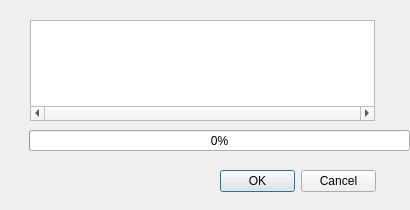
ChrFr/gui_vm, file src/gui_vm/view/qt_designed/progress.ui: the form before one commit.
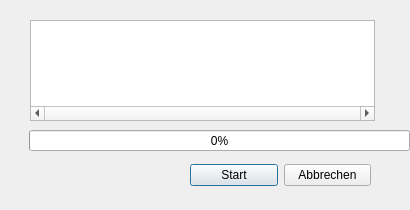
The form after the commit.

Commit message: copy-dialog moved, new progress dialog for running simulation (incl. start and kill), run processes with qprocess instead of subprocess, fixed bug in copy-dialog

The edit to the form file:
```diff
--- a/src/gui_vm/view/qt_designed/progress.ui
+++ b/src/gui_vm/view/qt_designed/progress.ui
@@ -41,22 +41,6 @@
     <number>0</number>
    </property>
   </widget>
-  <widget class="QDialogButtonBox" name="buttonBox">
-   <property name="geometry">
-    <rect>
-     <x>220</x>
-     <y>170</y>
-     <width>156</width>
-     <height>23</height>
-    </rect>
-   </property>
-   <property name="orientation">
-    <enum>Qt::Horizontal</enum>
-   </property>
-   <property name="standardButtons">
-    <set>QDialogButtonBox::Cancel|QDialogButtonBox::Ok</set>
-   </property>
-  </widget>
   <widget class="QTextEdit" name="log_edit">
    <property name="geometry">
     <rect>
@@ -76,6 +60,32 @@
     <bool>true</bool>
    </property>
   </widget>
+  <widget class="QWidget" name="horizontalLayoutWidget">
+   <property name="geometry">
+    <rect>
+     <x>190</x>
+     <y>160</y>
+     <width>181</width>
+     <height>31</height>
+    </rect>
+   </property>
+   <layout class="QHBoxLayout" name="horizontalLayout">
+    <item>
+     <widget class="QPushButton" name="startButton">
+      <property name="text">
+       <string>Start</string>
+      </property>
+     </widget>
+    </item>
+    <item>
+     <widget class="QPushButton" name="cancelButton">
+      <property name="text">
+       <string>Abbrechen</string>
+      </property>
+     </widget>
+    </item>
+   </layout>
+  </widget>
  </widget>
  <resources/>
  <connections>
```
Left out of the diff: 35 changed lines with no effect on the pictures. The commit also changes 19 other files.
